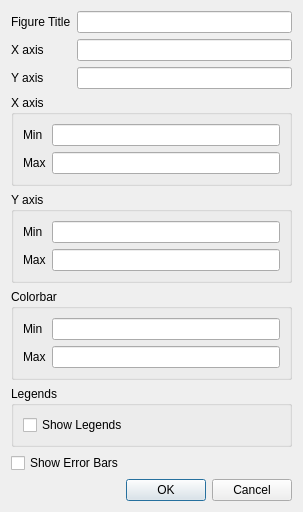
Qt form plotting/plot_window/plot_options.ui (mantidproject/mslice) before a commit.
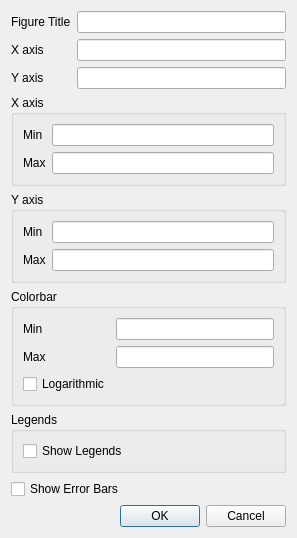
The same form after that commit.

Commit message: add logarithmic checkbox

Patch:
```diff
--- a/plotting/plot_window/plot_options.ui
+++ b/plotting/plot_window/plot_options.ui
@@ -6,8 +6,8 @@
    <rect>
     <x>0</x>
     <y>0</y>
-    <width>303</width>
-    <height>453</height>
+    <width>297</width>
+    <height>476</height>
    </rect>
   </property>
   <property name="windowTitle">
@@ -161,6 +161,13 @@
       <item row="1" column="1">
        <widget class="QLineEdit" name="lneCMax"/>
       </item>
+      <item row="2" column="0">
+       <widget class="QCheckBox" name="chkLogarithmic">
+        <property name="text">
+         <string>Logarithmic</string>
+        </property>
+       </widget>
+      </item>
      </layout>
     </widget>
    </item>
```
